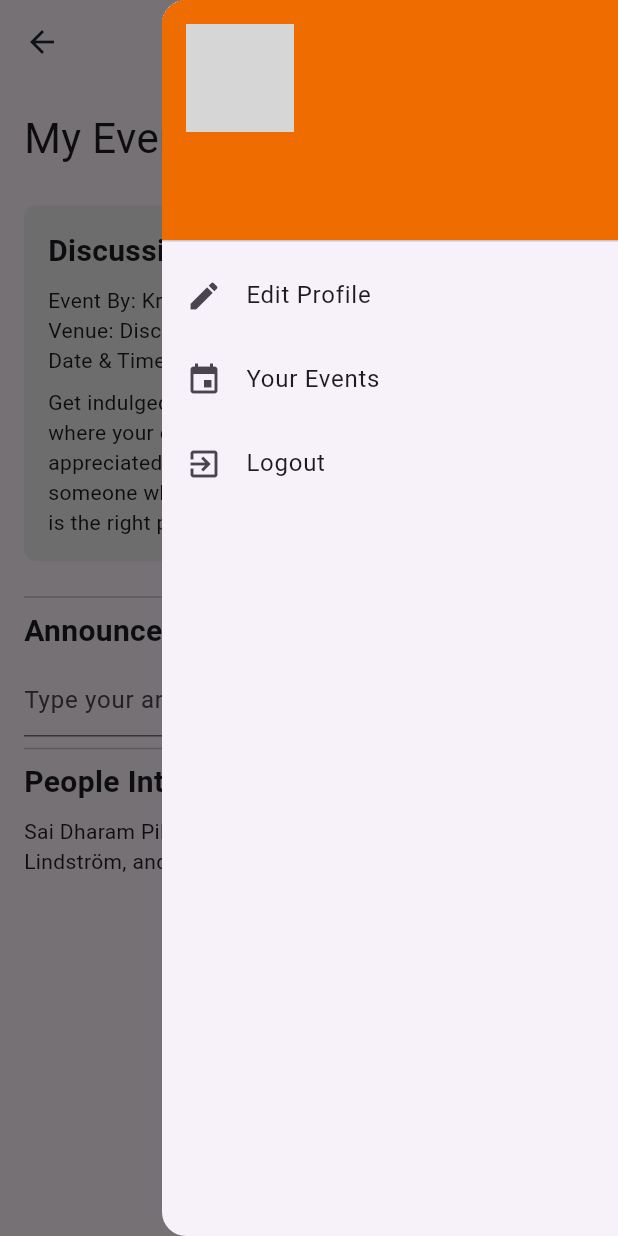
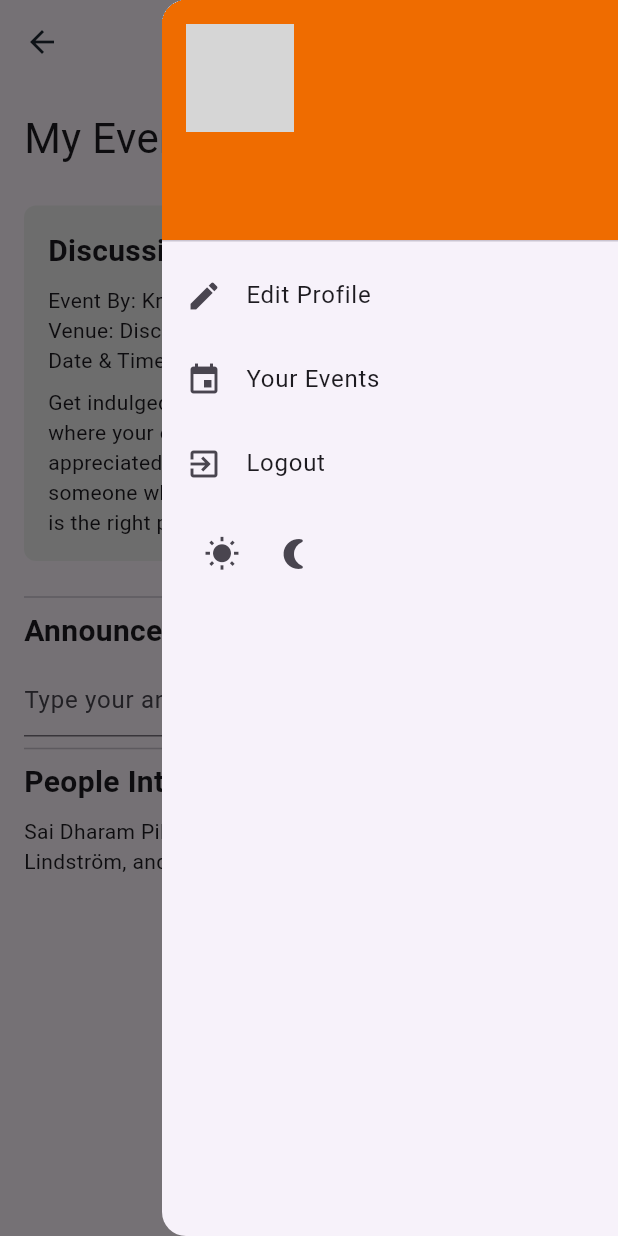
Before and after one commit to abhirammmmm/CogniHive, a Flutter app: the YourEventsPage screen opened by its route, with the side drawer open, on a phone screen of 412 x 824 dp. Run offline on Flutter 3.47's test engine with Material 3 defaults, Android fonts, the phone set to English and light mode, and no system bars; our stand-ins replace cloud_firestore, firebase_auth, firebase_core; accounts and stored records are empty; network calls fail; grey boxes are pictures that could not be loaded.

Commit message:
added dark mode

```diff
--- a/lib/screens/home/create_event_page.dart
+++ b/lib/screens/home/create_event_page.dart
@@ -31,7 +31,8 @@ Widget build(BuildContext context) {
       child: EventForm(),
     ),
     // Use CustomDrawer as the endDrawer
-    endDrawer: CustomDrawer(),
+    endDrawer: CustomDrawer(onThemeChanged: (themeMode) {
+    },),
   );
 }
 }
--- a/lib/screens/home/drawer_item.dart
+++ b/lib/screens/home/drawer_item.dart
@@ -1,17 +1,27 @@
 import 'package:flutter/material.dart';
 import 'package:firebase_auth/firebase_auth.dart';
 import 'package:cloud_firestore/cloud_firestore.dart';
+import 'package:cognihive_version1/theme_notifier.dart';
+import 'package:provider/provider.dart';
 
-class CustomDrawer extends StatelessWidget {
+class CustomDrawer extends StatefulWidget {
   final String currentUserUid = FirebaseAuth.instance.currentUser?.uid ?? '';
+  final Function(ThemeMode) onThemeChanged;
 
-  CustomDrawer({Key? key}) : super(key: key);
+  CustomDrawer({Key? key, required this.onThemeChanged}) : super(key: key);
+
+  @override
+  _CustomDrawerState createState() => _CustomDrawerState();
+}
+
+class _CustomDrawerState extends State<CustomDrawer> {
+  bool switchValue = false;
 
   @override
   Widget build(BuildContext context) {
     return Drawer(
-        child: ListView(
-        padding: EdgeInsets.zero, // Removes any default padding
+      child: ListView(
+        padding: EdgeInsets.zero,
         children: <Widget>[
           _createHeader(context),
           ListTile(
@@ -38,6 +48,29 @@ class CustomDrawer extends StatelessWidget {
               Navigator.of(context).pushNamedAndRemoveUntil('/', (route) => false);
             },
           ),
+          ListTile(
+            title: Row(
+              children: [
+                IconButton(
+                  onPressed: () {
+                    Provider.of<ThemeNotifier>(context, listen: false).setThemeMode(ThemeMode.light);
+                  },
+                  icon: Icon(Icons.wb_sunny), // Light mode icon
+                  tooltip: 'Light theme',
+                ),
+                IconButton(
+                  onPressed: () {
+                    Provider.of<ThemeNotifier>(context, listen: false).setThemeMode(ThemeMode.dark);
+                  },
+                  icon: Icon(Icons.nightlight_round), // Dark mode icon
+                  tooltip: 'Dark theme',
+                ),
+
+
+              ],
+
+            ),
+          ),
         ],
       ),
     );
@@ -45,7 +78,7 @@ class CustomDrawer extends StatelessWidget {
 
   Widget _createHeader(BuildContext context) {
     return FutureBuilder<DocumentSnapshot>(
-      future: FirebaseFirestore.instance.collection('users').doc(currentUserUid).get(),
+      future: FirebaseFirestore.instance.collection('users').doc(widget.currentUserUid).get(),
       builder: (context, snapshot) {
         if (snapshot.connectionState == ConnectionState.done && snapshot.data != null) {
           var userData = snapshot.data!.data() as Map<String, dynamic>;
--- a/lib/screens/home/profile_ui.dart
+++ b/lib/screens/home/profile_ui.dart
@@ -108,7 +108,11 @@ class _ProfileUIState extends State<ProfileUI> {
     title: const Text(''), // Empty text to remove the app bar text
     backgroundColor: Colors.transparent,
     elevation: 0,
-    iconTheme: const IconThemeData(color: Color(0xFF1E2832)), // Menu icon color
+      iconTheme: IconThemeData(
+        color: Theme.of(context).brightness == Brightness.dark
+            ? Colors.white
+            : const Color(0xFF1E2832),
+      ), // Menu icon color
     ),
         ),
       body: Padding(
--- a/lib/screens/home/view_event_page.dart
+++ b/lib/screens/home/view_event_page.dart
@@ -17,7 +17,11 @@ class ViewEventPage extends StatelessWidget {
         title: const Text(''), // Empty text to remove the app bar text
         backgroundColor: Colors.transparent,
         elevation: 0,
-        iconTheme: const IconThemeData(color: Color(0xFF1E2832)), // Menu icon color
+        iconTheme: IconThemeData(
+          color: Theme.of(context).brightness == Brightness.dark
+              ? Colors.white
+              : const Color(0xFF1E2832), // Menu icon color for light mode
+        ),// Menu icon color
       ),
       body: SingleChildScrollView(
         padding: const EdgeInsets.all(16.0),
--- a/lib/screens/home/your_events_page.dart
+++ b/lib/screens/home/your_events_page.dart
@@ -20,7 +20,11 @@ class _YourEventsPageState extends State<YourEventsPage> {
         title: const Text(''), // Empty text to remove the app bar text
         backgroundColor: Colors.transparent,
         elevation: 0,
-        iconTheme: const IconThemeData(color: Color(0xFF1E2832)), // Menu icon color
+        iconTheme: IconThemeData(
+          color: Theme.of(context).brightness == Brightness.dark
+              ? Colors.white
+              : const Color(0xFF1E2832), // Menu icon color for light mode
+        ),// Menu icon color
       ),
       body: Padding(
         padding: const EdgeInsets.all(16.0),
@@ -122,7 +126,8 @@ class _YourEventsPageState extends State<YourEventsPage> {
           ],
         ),
       ),
-      endDrawer: CustomDrawer(), // Drawer on the right side
+      endDrawer: CustomDrawer(onThemeChanged: (themeMode) {
+      },), // Drawer on the right side
     );
   }
 
--- /dev/null
+++ b/lib/theme_notifier.dart
@@ -0,0 +1,12 @@
+import 'package:flutter/material.dart';
+
+class ThemeNotifier extends ChangeNotifier {
+  ThemeMode _themeMode = ThemeMode.system;
+
+  ThemeMode get themeMode => _themeMode;
+
+  void setThemeMode(ThemeMode themeMode) {
+    _themeMode = themeMode;
+    notifyListeners();
+  }
+}
--- a/pubspec.yaml
+++ b/pubspec.yaml
@@ -39,6 +39,7 @@ dependencies:
   firebase_core: ^2.17.0
   firebase_auth: ^4.10.1
   cloud_firestore: ^4.13.6
+  provider: any
 
   # Used for updating the app's icon,
   flutter_launcher_icons: ^0.13.1
```
Also changed, not shown: lib/main.dart (+42 -19 lines), lib/screens/home/home_page.dart (+8 -2 lines), lib/widgets/event_card.dart (+18 -9 lines).
